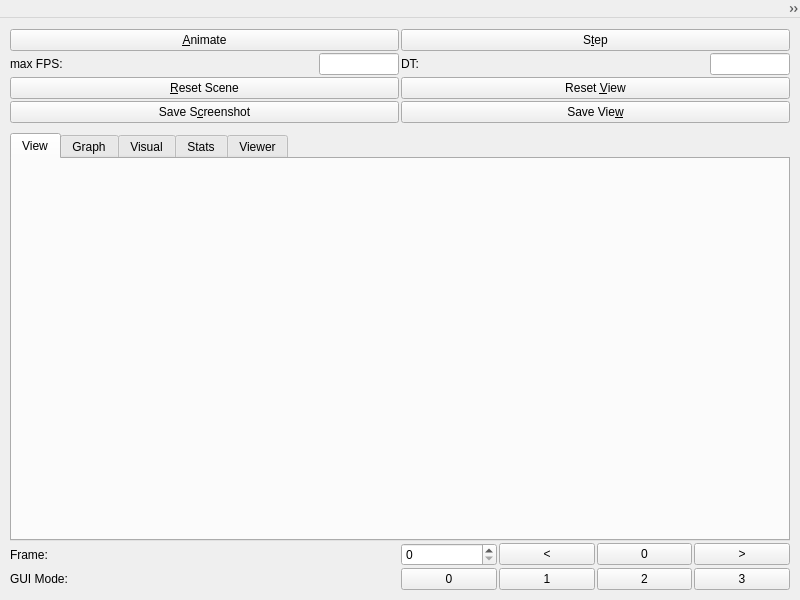
InSimo/ISSofaGUI, file sofa/gui/qt/GUI.ui: the form before one commit.
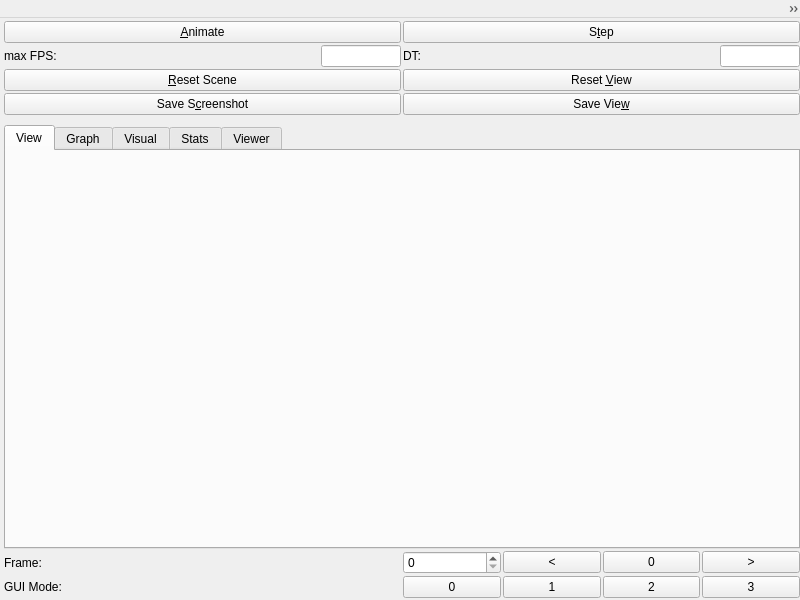
The form after the commit. Icons and pictures are not drawn. Custom widgets are drawn as their Qt base class.

Commit message:
[ISSofaGUI] Remove extra margin around window + improve stereo mode
For stereo:
- CHANGE default/auto mode to Side by Side instead of Interlaced (as interlaced is seldom used)
- ADD stereoEyeOffset parameter, offsetting the views to account for moving lenses in front of the user's eye but keeping the screen in place
- ADD Shift+F2 and Shift+F3 hotkeys to control stereoEyeOffset
- ADD F4 and Shift+F4 hotkeys to reset stereoShift and stereoEyeOffset parameters to their default values

Diff of the .ui file:
```diff
--- a/sofa/gui/qt/GUI.ui
+++ b/sofa/gui/qt/GUI.ui
@@ -39,6 +39,18 @@
     </rect>
    </property>
    <layout class="QVBoxLayout">
+    <property name="leftMargin">
+      <number>0</number>
+    </property>
+    <property name="topMargin">
+      <number>0</number>
+    </property>
+    <property name="rightMargin">
+      <number>0</number>
+    </property>
+    <property name="bottomMargin">
+      <number>0</number>
+    </property>
     <item>
      <widget class="QSplitter" name="splitter2">
       <property name="orientation">
@@ -52,6 +64,18 @@
         </size>
        </property>
        <layout class="QVBoxLayout">
+        <property name="leftMargin">
+          <number>4</number>
+        </property>
+        <property name="topMargin">
+          <number>2</number>
+        </property>
+        <property name="rightMargin">
+          <number>0</number>
+        </property>
+        <property name="bottomMargin">
+          <number>2</number>
+        </property>
         <item>
          <layout class="QGridLayout">
           <item row="2" column="1">
```
The commit also changes 4 other files.
